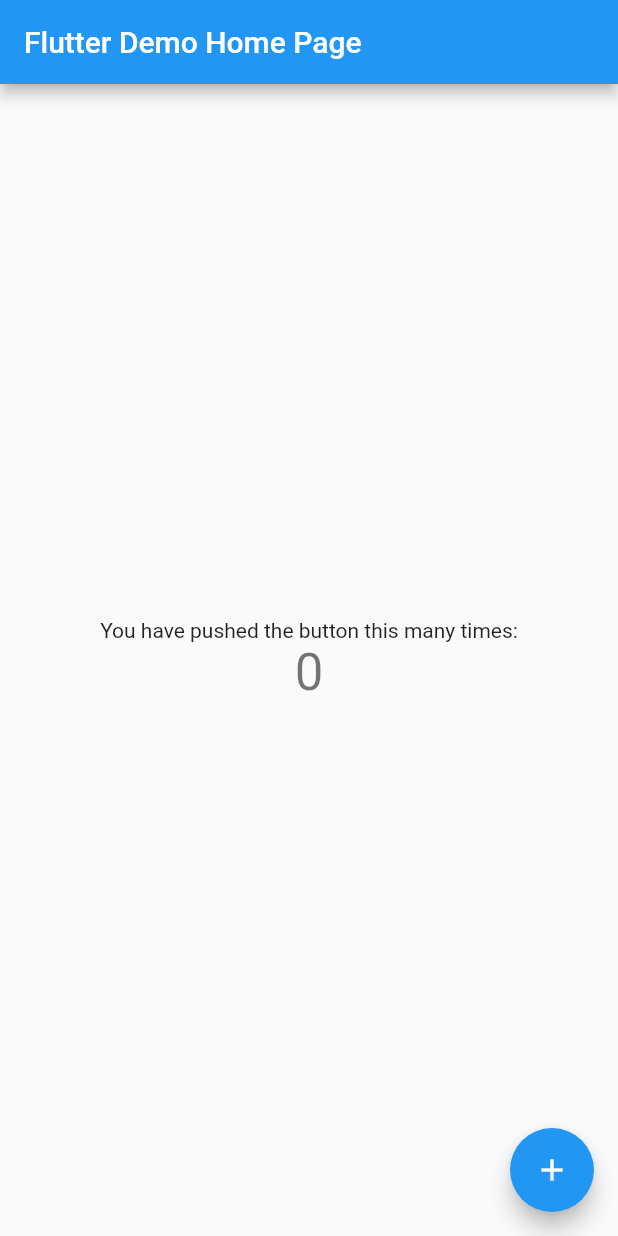
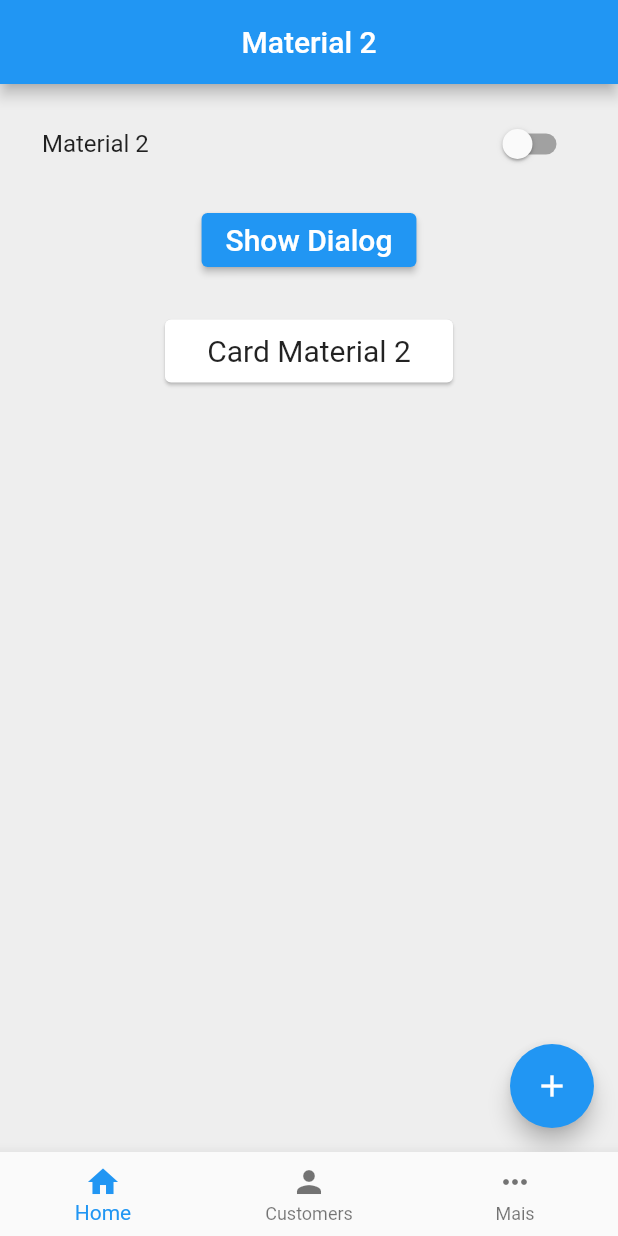
Before and after one commit to rodrigodittrich/flutter_material_3, a Flutter app: the screen it shows after launch, on a phone screen of 412 x 824 dp. Run offline on Flutter 3.47's test engine with Material 2 defaults, Android fonts, the phone set to English and light mode, and no system bars.

Commit message:
#Material 2 e 3

```diff
--- /dev/null
+++ b/lib/app/botton_navigation_bar_page.dart
@@ -0,0 +1,51 @@
+import 'package:flutter/material.dart';
+import 'package:flutter_material_3/app/pages.dart';
+
+class BottonNavigationBarPage extends StatefulWidget {
+  const BottonNavigationBarPage({Key? key}) : super(key: key);
+
+  @override
+  State<BottonNavigationBarPage> createState() => _BottonNavigationBarPageState();
+}
+
+class _BottonNavigationBarPageState extends State<BottonNavigationBarPage> {
+  int _selectedIndex = 0;
+
+  void _onItemTapped(int index) {
+    setState(() {
+      _selectedIndex = index;
+    });
+  }
+
+  @override
+  Widget build(BuildContext context) {
+    return Scaffold(
+      appBar: AppBar(
+        backgroundColor: Theme.of(context).primaryColor,
+        title: const Center(child: Text('Material 2')),
+      ),
+      body: Center(
+        child: Pages.items.elementAt(_selectedIndex),
+      ),
+      bottomNavigationBar: BottomNavigationBar(
+        items: const <BottomNavigationBarItem>[
+          BottomNavigationBarItem(
+            icon: Icon(Icons.home),
+            label: 'Home',
+          ),
+          BottomNavigationBarItem(
+            icon: Icon(Icons.person),
+            label: 'Customers',
+          ),
+          BottomNavigationBarItem(
+            icon: Icon(Icons.more_horiz),
+            label: 'Mais',
+          ),
+        ],
+        currentIndex: _selectedIndex,
+        selectedItemColor: Theme.of(context).primaryColor,
+        onTap: _onItemTapped,
+      ),
+    );
+  }
+}
--- /dev/null
+++ b/lib/app/change_controller.dart
@@ -0,0 +1,10 @@
+import 'package:flutter/cupertino.dart';
+
+class ChangeController {
+  ChangeController._internal();
+  static final ChangeController _changeController= ChangeController._internal();
+  factory ChangeController() => _changeController;
+
+  int material = 2;
+  ValueNotifier<bool> material3 = ValueNotifier(false);
+}
--- /dev/null
+++ b/lib/app/home_page.dart
@@ -0,0 +1,72 @@
+import 'package:flutter/material.dart';
+import 'package:flutter_material_3/app/change_controller.dart';
+
+class HomePage extends StatelessWidget {
+  const HomePage({Key? key}) : super(key: key);
+
+  @override
+  Widget build(BuildContext context) {
+    return Scaffold(
+      body: Container(
+        color: Colors.grey[200],
+        child: Column(
+          children: [
+            Padding(
+              padding: const EdgeInsets.all(12.0),
+              child: ListTile(
+                title: Text("Material ${ChangeController().material}"),
+                trailing: Switch(
+                  activeColor: Theme.of(context).colorScheme.primary,
+                  value: ChangeController().material3.value,
+                  onChanged: (value) {
+                    ChangeController().material3.value = value;
+                    ChangeController().material = 2;
+                    if(value) ChangeController().material = 3;
+                  }
+                ),
+              ),
+            ),
+            ElevatedButton(
+              onPressed: () {
+                showDialog(
+                  context: context,
+                  builder: (BuildContext context) => AlertDialog(
+                    title: Text("Exemplo Material ${ChangeController().material}"),
+                    content: Text("Exemplo Material ${ChangeController().material}"),
+                    actions: <Widget>[
+                      TextButton(
+                        onPressed: () => Navigator.pop(context, 'Cancel'),
+                        child: const Text('Cancel'),
+                      ),
+                      TextButton(
+                        onPressed: () => Navigator.pop(context, 'OK'),
+                        child: const Text('OK'),
+                      ),
+                    ],
+                  ),
+                );
+              },
+              child: const Text("Show Dialog", style: TextStyle(fontSize: 20))
+            ),
+            const SizedBox(height: 25),
+            SizedBox(
+              height: 50,
+              width: 200,
+              child: Card(
+                child: Center(
+                  child: Text(
+                    "Card Material ${ChangeController().material}",
+                    style: const TextStyle(fontSize: 20))
+                  ),
+              ),
+            )
+          ],
+        ),
+      ),
+      floatingActionButton: FloatingActionButton(
+        onPressed: (){},
+        child: const Icon(Icons.add),
+      ),
+    );
+  }
+}
--- /dev/null
+++ b/lib/app/pages.dart
@@ -0,0 +1,10 @@
+import 'package:flutter/cupertino.dart';
+import 'package:flutter_material_3/app/home_page.dart';
+
+class Pages {
+  static const List<Widget> items = <Widget>[
+    HomePage(),
+    HomePage(),
+    HomePage(),
+  ];
+}
--- a/lib/main.dart
+++ b/lib/main.dart
@@ -1,4 +1,7 @@
 import 'package:flutter/material.dart';
+import 'package:flutter_material_3/app/botton_navigation_bar_page.dart';
+import 'package:flutter_material_3/app/change_controller.dart';
+import 'package:flutter_material_3/app/navigation_bar_page.dart';
 
 void main() {
   runApp(const MyApp());
@@ -7,109 +10,21 @@ void main() {
 class MyApp extends StatelessWidget {
   const MyApp({Key? key}) : super(key: key);
 
-  // This widget is the root of your application.
   @override
   Widget build(BuildContext context) {
-    return MaterialApp(
-      title: 'Flutter Demo',
-      theme: ThemeData(
-        // This is the theme of your application.
-        //
-        // Try running your application with "flutter run". You'll see the
-        // application has a blue toolbar. Then, without quitting the app, try
-        // changing the primarySwatch below to Colors.green and then invoke
-        // "hot reload" (press "r" in the console where you ran "flutter run",
-        // or simply save your changes to "hot reload" in a Flutter IDE).
-        // Notice that the counter didn't reset back to zero; the application
-        // is not restarted.
-        primarySwatch: Colors.blue,
-      ),
-      home: const MyHomePage(title: 'Flutter Demo Home Page'),
+    return ValueListenableBuilder<bool>(
+      valueListenable: ChangeController().material3,
+      builder: (context, bool material3, _) {
+        return MaterialApp(
+          title: 'Flutter 3',
+          debugShowCheckedModeBanner: false,
+          theme: ThemeData(
+            useMaterial3: material3,
+            primaryColor: Colors.blue,
+          ),
+          home: material3 ? const NavigationBarPage() : const BottonNavigationBarPage(),
+        );
+      }
     );
   }
 }
-
-class MyHomePage extends StatefulWidget {
-  const MyHomePage({Key? key, required this.title}) : super(key: key);
-
-  // This widget is the home page of your application. It is stateful, meaning
-  // that it has a State object (defined below) that contains fields that affect
-  // how it looks.
-
-  // This class is the configuration for the state. It holds the values (in this
-  // case the title) provided by the parent (in this case the App widget) and
-  // used by the build method of the State. Fields in a Widget subclass are
-  // always marked "final".
-
-  final String title;
-
-  @override
-  State<MyHomePage> createState() => _MyHomePageState();
-}
-
-class _MyHomePageState extends State<MyHomePage> {
-  int _counter = 0;
-
-  void _incrementCounter() {
-    setState(() {
-      // This call to setState tells the Flutter framework that something has
-      // changed in this State, which causes it to rerun the build method below
-      // so that the display can reflect the updated values. If we changed
-      // _counter without calling setState(), then the build method would not be
-      // called again, and so nothing would appear to happen.
-      _counter++;
-    });
-  }
-
-  @override
-  Widget build(BuildContext context) {
-    // This method is rerun every time setState is called, for instance as done
-    // by the _incrementCounter method above.
-    //
-    // The Flutter framework has been optimized to make rerunning build methods
-    // fast, so that you can just rebuild anything that needs updating rather
-    // than having to individually change instances of widgets.
-    return Scaffold(
-      appBar: AppBar(
-        // Here we take the value from the MyHomePage object that was created by
-        // the App.build method, and use it to set our appbar title.
-        title: Text(widget.title),
-      ),
-      body: Center(
-        // Center is a layout widget. It takes a single child and positions it
-        // in the middle of the parent.
-        child: Column(
-          // Column is also a layout widget. It takes a list of children and
-          // arranges them vertically. By default, it sizes itself to fit its
-          // children horizontally, and tries to be as tall as its parent.
-          //
-          // Invoke "debug painting" (press "p" in the console, choose the
-          // "Toggle Debug Paint" action from the Flutter Inspector in Android
-          // Studio, or the "Toggle Debug Paint" command in Visual Studio Code)
-          // to see the wireframe for each widget.
-          //
-          // Column has various properties to control how it sizes itself and
-          // how it positions its children. Here we use mainAxisAlignment to
-          // center the children vertically; the main axis here is the vertical
-          // axis because Columns are vertical (the cross axis would be
-          // horizontal).
-          mainAxisAlignment: MainAxisAlignment.center,
-          children: <Widget>[
-            const Text(
-              'You have pushed the button this many times:',
-            ),
-            Text(
-              '$_counter',
-              style: Theme.of(context).textTheme.headline4,
-            ),
-          ],
-        ),
-      ),
-      floatingActionButton: FloatingActionButton(
-        onPressed: _incrementCounter,
-        tooltip: 'Increment',
-        child: const Icon(Icons.add),
-      ), // This trailing comma makes auto-formatting nicer for build methods.
-    );
-  }
-}
```
Also changed, not shown: lib/app/navigation_bar_page.dart (added, +48 -0 lines), 1 other file.
